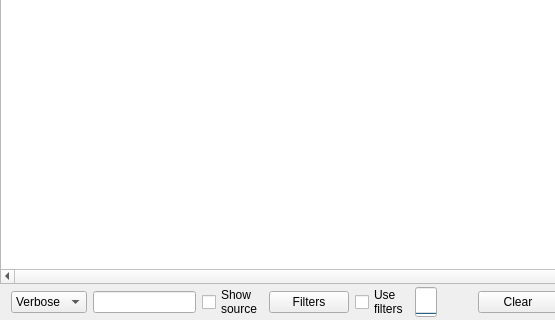
bjerrep/antilog, file antilog/src/antilog.ui: the form before one commit; both pictures show x 0 to 555 and y 96 to 416 of the 877 by 416 pixel window.
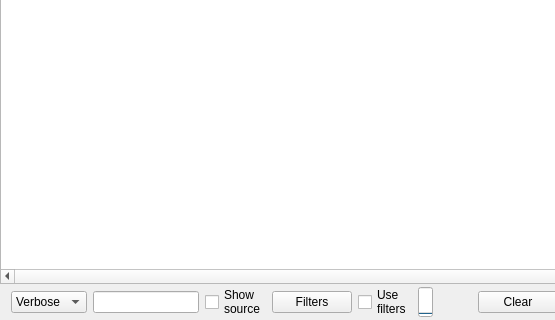
The form after the commit. Icons and pictures are not drawn.

```diff
--- a/antilog/src/antilog.ui
+++ b/antilog/src/antilog.ui
@@ -180,7 +180,7 @@
         </property>
         <property name="maximumSize">
          <size>
-          <width>16777215</width>
+          <width>15</width>
           <height>30</height>
          </size>
         </property>
```
